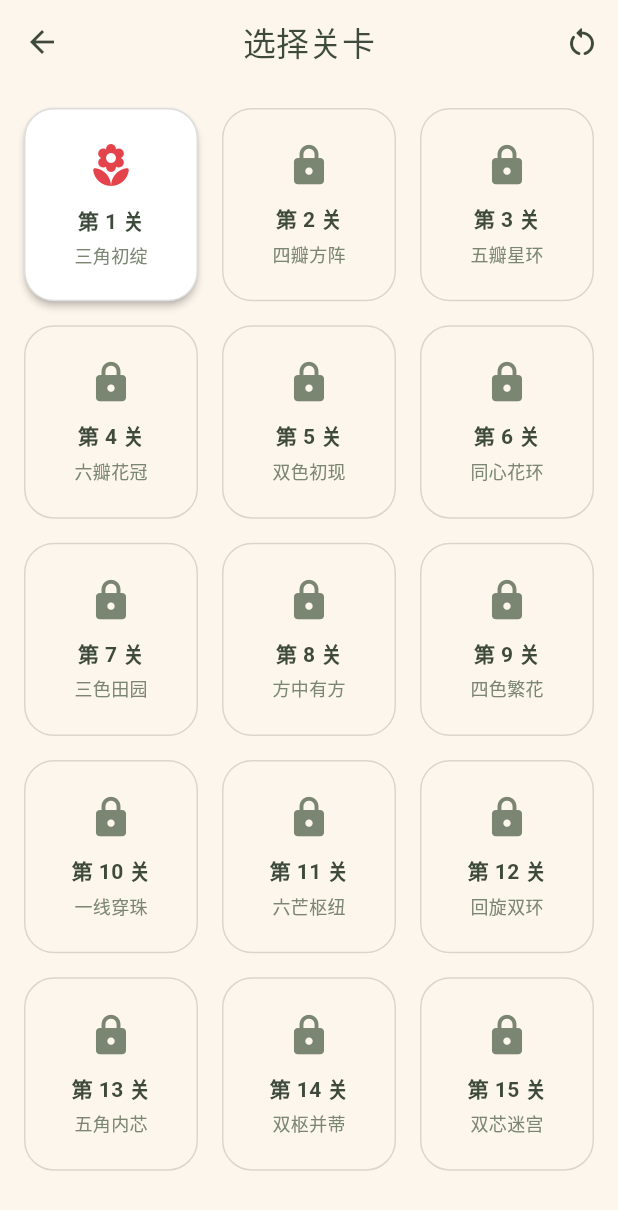
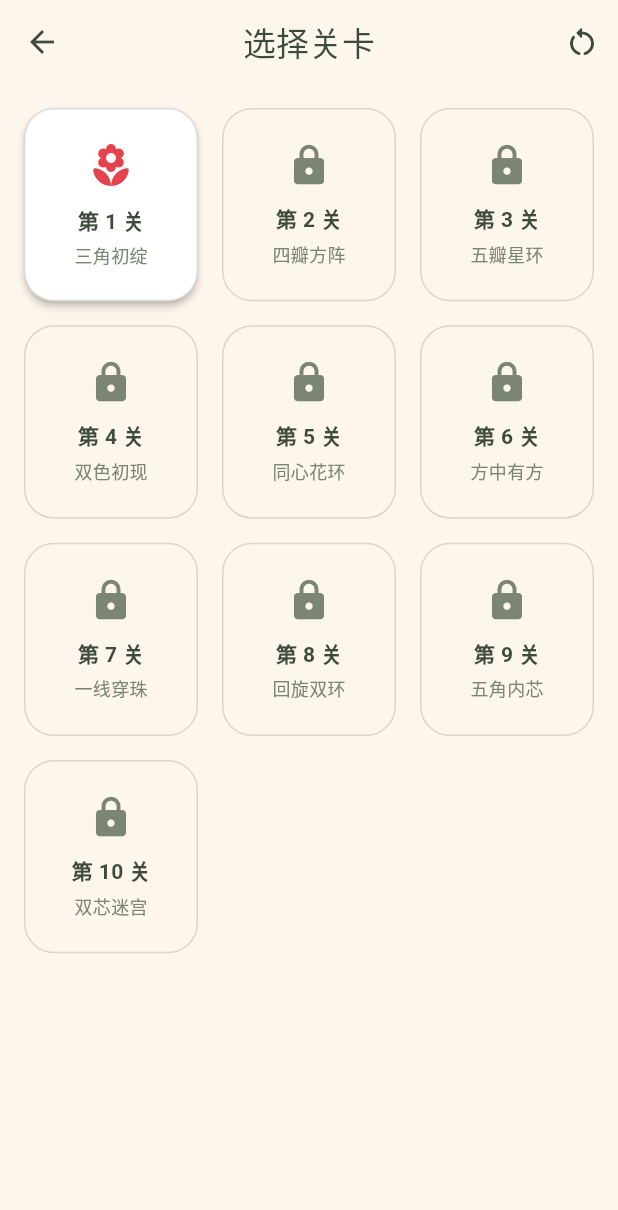
Before and after one commit to ChenMinyan-999/One-stroke-drawing, a Flutter app: the LevelSelectScreen screen opened by its route, on a phone screen of 412 x 824 dp. Shown: the top 1210 px of the screen. Run offline on Flutter 3.47's test engine with Material 3 defaults, Android fonts, the phone set to English and light mode, and no system bars; our stand-ins replace shared_preferences; accounts and stored records are empty.

Commit message:
关卡更新

```diff
--- a/lib/data/levels.dart
+++ b/lib/data/levels.dart
@@ -48,20 +48,6 @@ final List<Level> levels = [
   ),
   const Level(
     id: 4,
-    name: '六瓣花冠',
-    groups: [
-      FlowerGroup(0, [
-        Offset(0.50, 0.16),
-        Offset(0.79, 0.33),
-        Offset(0.79, 0.67),
-        Offset(0.50, 0.84),
-        Offset(0.21, 0.67),
-        Offset(0.21, 0.33),
-      ]),
-    ],
-  ),
-  const Level(
-    id: 5,
     name: '双色初现',
     groups: [
       FlowerGroup(0, [
@@ -77,7 +63,7 @@ final List<Level> levels = [
     ],
   ),
   const Level(
-    id: 6,
+    id: 5,
     name: '同心花环',
     groups: [
       FlowerGroup(0, [
@@ -93,28 +79,7 @@ final List<Level> levels = [
     ],
   ),
   const Level(
-    id: 7,
-    name: '三色田园',
-    groups: [
-      FlowerGroup(0, [
-        Offset(0.34, 0.18),
-        Offset(0.50, 0.16),
-        Offset(0.42, 0.34),
-      ]),
-      FlowerGroup(2, [
-        Offset(0.62, 0.44),
-        Offset(0.78, 0.46),
-        Offset(0.70, 0.62),
-      ]),
-      FlowerGroup(1, [
-        Offset(0.30, 0.68),
-        Offset(0.46, 0.70),
-        Offset(0.38, 0.86),
-      ]),
-    ],
-  ),
-  const Level(
-    id: 8,
+    id: 6,
     name: '方中有方',
     groups: [
       FlowerGroup(0, [
@@ -132,33 +97,7 @@ final List<Level> levels = [
     ],
   ),
   const Level(
-    id: 9,
-    name: '四色繁花',
-    groups: [
-      FlowerGroup(0, [
-        Offset(0.22, 0.20),
-        Offset(0.14, 0.34),
-        Offset(0.30, 0.34),
-      ]),
-      FlowerGroup(1, [
-        Offset(0.78, 0.20),
-        Offset(0.70, 0.34),
-        Offset(0.86, 0.34),
-      ]),
-      FlowerGroup(2, [
-        Offset(0.22, 0.56),
-        Offset(0.14, 0.70),
-        Offset(0.30, 0.70),
-      ]),
-      FlowerGroup(3, [
-        Offset(0.78, 0.56),
-        Offset(0.70, 0.70),
-        Offset(0.86, 0.70),
-      ]),
-    ],
-  ),
-  const Level(
-    id: 10,
+    id: 7,
     name: '一线穿珠',
     groups: [
       FlowerGroup(0, [
@@ -174,24 +113,7 @@ final List<Level> levels = [
     ],
   ),
   const Level(
-    id: 11,
-    name: '六芒枢纽',
-    groups: [
-      FlowerGroup(0, [
-        Offset(0.50, 0.10),
-        Offset(0.84, 0.30),
-        Offset(0.84, 0.66),
-        Offset(0.50, 0.86),
-        Offset(0.16, 0.66),
-        Offset(0.16, 0.30),
-        Offset(0.50, 0.48),
-      ], edges: [
-        (0, 1), (1, 2), (2, 3), (3, 4), (4, 5), (5, 0), (0, 6), (1, 6),
-      ]),
-    ],
-  ),
-  const Level(
-    id: 12,
+    id: 8,
     name: '回旋双环',
     groups: [
       FlowerGroup(0, [
@@ -211,7 +133,7 @@ final List<Level> levels = [
     ],
   ),
   const Level(
-    id: 13,
+    id: 9,
     name: '五角内芯',
     groups: [
       FlowerGroup(0, [
@@ -231,35 +153,7 @@ final List<Level> levels = [
     ],
   ),
   const Level(
-    id: 14,
-    name: '双枢并蒂',
-    groups: [
-      FlowerGroup(0, [
-        Offset(0.28, 0.08),
-        Offset(0.52, 0.16),
-        Offset(0.52, 0.40),
-        Offset(0.28, 0.48),
-        Offset(0.04, 0.40),
-        Offset(0.04, 0.16),
-        Offset(0.28, 0.28),
-      ], edges: [
-        (0, 1), (1, 2), (2, 3), (3, 4), (4, 5), (5, 0), (0, 6), (1, 6),
-      ]),
-      FlowerGroup(1, [
-        Offset(0.72, 0.52),
-        Offset(0.96, 0.60),
-        Offset(0.96, 0.84),
-        Offset(0.72, 0.92),
-        Offset(0.48, 0.84),
-        Offset(0.48, 0.60),
-        Offset(0.72, 0.72),
-      ], edges: [
-        (0, 1), (1, 2), (2, 3), (3, 4), (4, 5), (5, 0), (0, 6), (1, 6),
-      ]),
-    ],
-  ),
-  const Level(
-    id: 15,
+    id: 10,
     name: '双芯迷宫',
     groups: [
       FlowerGroup(0, [
```
Also changed, not shown: 一笔花田游戏图标设计.png (added).
